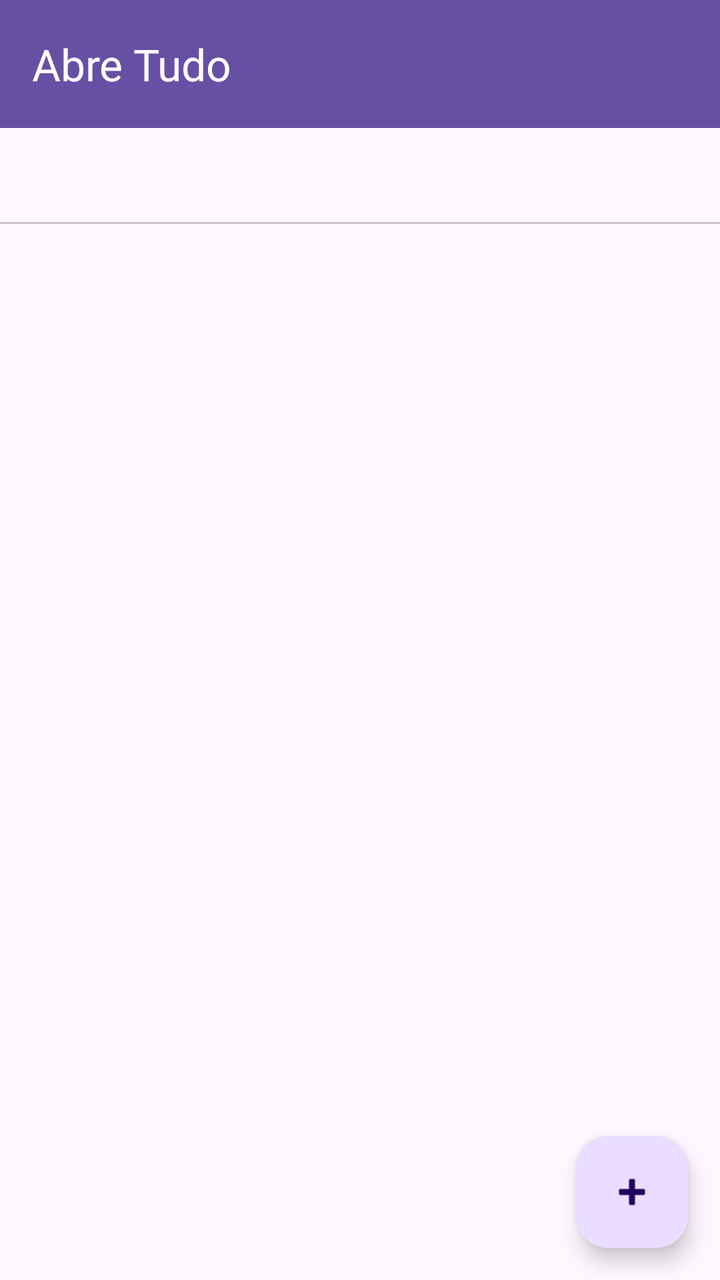
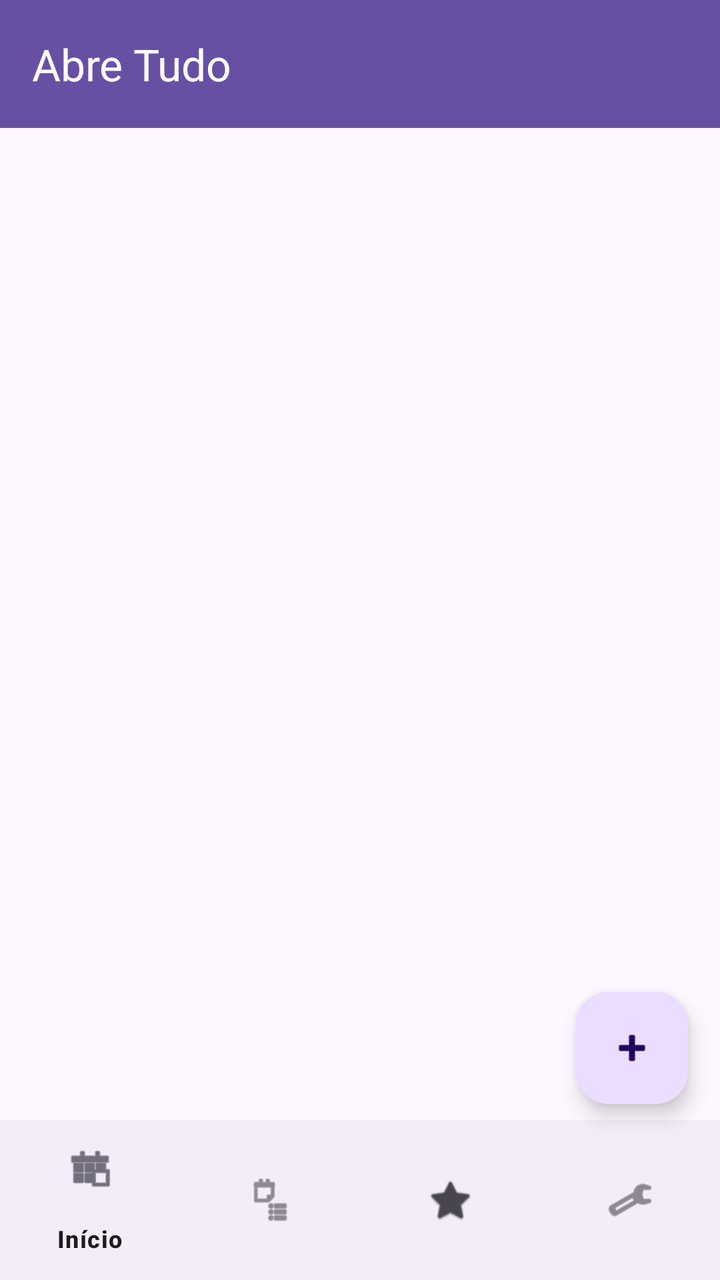

An Android layout rendered at two revisions. The XML below is the earlier revision; the diff shows what the commit changed to produce the second picture.
<!-- AndroidManifest.xml: application theme Base_AbreTudo -->
<!-- res/layout/activity_main.xml -->
<?xml version="1.0" encoding="utf-8"?>
<androidx.coordinatorlayout.widget.CoordinatorLayout xmlns:android="http://schemas.android.com/apk/res/android"
    xmlns:app="http://schemas.android.com/apk/res-auto"
    android:layout_width="match_parent"
    android:layout_height="match_parent">

    <com.google.android.material.appbar.AppBarLayout
        android:layout_width="match_parent"
        android:layout_height="wrap_content">

        <com.google.android.material.appbar.MaterialToolbar
            android:id="@+id/toolbar"
            android:layout_width="match_parent"
            android:layout_height="?attr/actionBarSize"
            android:background="?attr/colorPrimary"
            android:theme="@style/ThemeOverlay.Material3.Dark.ActionBar"
            app:title="@string/app_name" />

        <com.google.android.material.tabs.TabLayout
            android:id="@+id/abas"
            android:layout_width="match_parent"
            android:layout_height="wrap_content"
            app:tabGravity="fill"
            app:tabMode="fixed" />

    </com.google.android.material.appbar.AppBarLayout>

    <androidx.recyclerview.widget.RecyclerView
        android:id="@+id/lista"
        android:layout_width="match_parent"
        android:layout_height="match_parent"
        android:clipToPadding="false"
        android:paddingBottom="88dp"
        app:layout_behavior="@string/appbar_scrolling_view_behavior" />

    <TextView
        android:id="@+id/vazio"
        android:layout_width="wrap_content"
        android:layout_height="wrap_content"
        android:layout_gravity="center"
        android:gravity="center"
        android:padding="32dp"
        android:textAppearance="?attr/textAppearanceBodyLarge"
        android:textColor="?attr/colorOnSurfaceVariant"
        android:visibility="gone" />

    <com.google.android.material.floatingactionbutton.FloatingActionButton
        android:id="@+id/adicionar"
        android:layout_width="wrap_content"
        android:layout_height="wrap_content"
        android:layout_gravity="bottom|end"
        android:layout_margin="16dp"
        android:contentDescription="@string/adicionar_arquivos"
        android:src="@android:drawable/ic_input_add" />

</androidx.coordinatorlayout.widget.CoordinatorLayout>
<!-- resources referenced by this layout -->
<resources>
  <string name="adicionar_arquivos">Adicionar arquivos</string>
  <string name="app_name">Abre Tudo</string>
  <style name="Base_AbreTudo" parent="Theme.Material3.DayNight.NoActionBar" />
</resources>

<!-- the commit's change to res/layout/activity_main.xml (unified diff, before → after) -->
@@ -1,12 +1,13 @@
 <?xml version="1.0" encoding="utf-8"?>
-<androidx.coordinatorlayout.widget.CoordinatorLayout xmlns:android="http://schemas.android.com/apk/res/android"
+<FrameLayout xmlns:android="http://schemas.android.com/apk/res/android"
     xmlns:app="http://schemas.android.com/apk/res-auto"
     android:layout_width="match_parent"
     android:layout_height="match_parent">
 
-    <com.google.android.material.appbar.AppBarLayout
+    <LinearLayout
         android:layout_width="match_parent"
-        android:layout_height="wrap_content">
+        android:layout_height="match_parent"
+        android:orientation="vertical">
 
         <com.google.android.material.appbar.MaterialToolbar
             android:id="@+id/toolbar"
@@ -16,41 +17,28 @@
             android:theme="@style/ThemeOverlay.Material3.Dark.ActionBar"
             app:title="@string/app_name" />
 
-        <com.google.android.material.tabs.TabLayout
-            android:id="@+id/abas"
+        <FrameLayout
+            android:id="@+id/container"
+            android:layout_width="match_parent"
+            android:layout_height="0dp"
+            android:layout_weight="1" />
+
+        <com.google.android.material.bottomnavigation.BottomNavigationView
+            android:id="@+id/nav"
             android:layout_width="match_parent"
             android:layout_height="wrap_content"
-            app:tabGravity="fill"
-            app:tabMode="fixed" />
+            app:menu="@menu/menu_nav" />
 
-    </com.google.android.material.appbar.AppBarLayout>
-
-    <androidx.recyclerview.widget.RecyclerView
-        android:id="@+id/lista"
-        android:layout_width="match_parent"
-        android:layout_height="match_parent"
-        android:clipToPadding="false"
-        android:paddingBottom="88dp"
-        app:layout_behavior="@string/appbar_scrolling_view_behavior" />
-
-    <TextView
-        android:id="@+id/vazio"
-        android:layout_width="wrap_content"
-        android:layout_height="wrap_content"
-        android:layout_gravity="center"
-        android:gravity="center"
-        android:padding="32dp"
-        android:textAppearance="?attr/textAppearanceBodyLarge"
-        android:textColor="?attr/colorOnSurfaceVariant"
-        android:visibility="gone" />
+    </LinearLayout>
 
     <com.google.android.material.floatingactionbutton.FloatingActionButton
         android:id="@+id/adicionar"
         android:layout_width="wrap_content"
         android:layout_height="wrap_content"
         android:layout_gravity="bottom|end"
-        android:layout_margin="16dp"
-        android:contentDescription="@string/adicionar_arquivos"
+        android:layout_marginEnd="16dp"
+        android:layout_marginBottom="88dp"
+        android:contentDescription="@string/adicionar"
         android:src="@android:drawable/ic_input_add" />
 
-</androidx.coordinatorlayout.widget.CoordinatorLayout>
+</FrameLayout>
<!-- resource entries referenced after the edit -->
@@ -1,6 +1,6 @@
 <!-- resources referenced by this layout -->
 <resources>
-  <string name="adicionar_arquivos">Adicionar arquivos</string>
+  <string name="adicionar">Adicionar</string>
   <string name="app_name">Abre Tudo</string>
   <style name="Base_AbreTudo" parent="Theme.Material3.DayNight.NoActionBar" />
 </resources>
